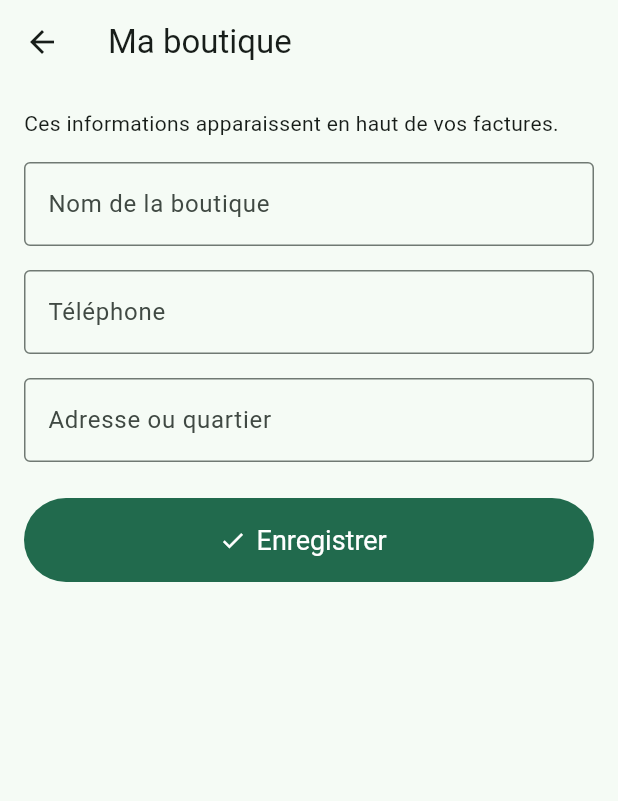
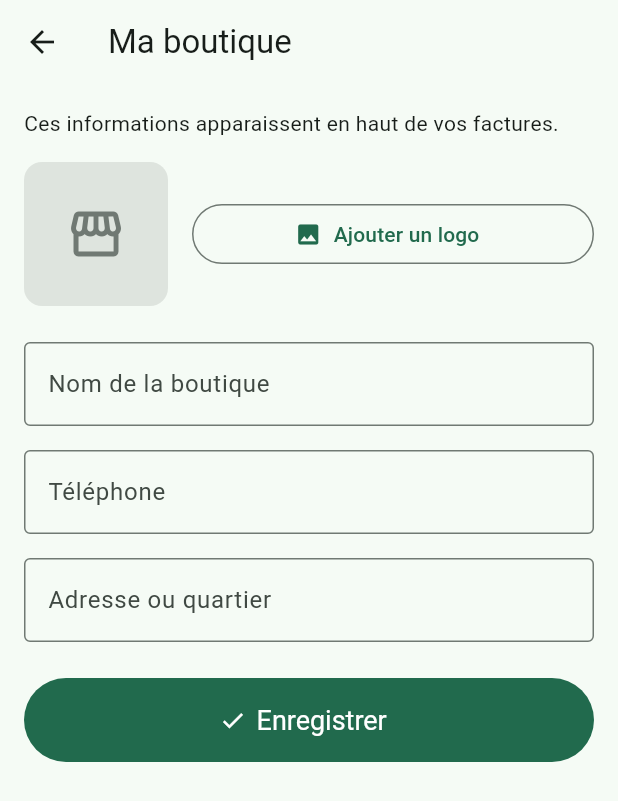
Before and after one commit to nouroumaiga16-bot/Mano, a Flutter app: the ShopScreen screen opened directly with empty values, on a phone screen of 412 x 824 dp. Shown: the top 801 px of the screen. Run offline on Flutter 3.47's test engine with Material 3 defaults, Android fonts, the phone set to English and light mode, and no system bars; our stand-ins replace drift, drift_flutter, image_picker, pdf, share_plus; accounts and stored records are empty; generated files the repository leaves out were written again; statements that could not run were skipped.

Commit message:
Logo de la boutique sur les factures
- « Ma boutique » : ajouter, changer ou retirer un logo (image réduite,
  gardée avec les réglages)
- Logo en haut de la facture PDF et de l'aperçu à l'écran

Co-Authored-By: Claude Opus 5.5 <noreply@anthropic.com>
Claude-Session: https://claude.ai/code/session_01NLZ4q39ZjLvNTYQ8bb4W5U

```diff
--- a/lib/data/database.dart
+++ b/lib/data/database.dart
@@ -1,3 +1,5 @@
+import 'dart:convert';
+
 import 'package:drift/drift.dart';
 import 'package:flutter/foundation.dart' show kIsWeb;
 import 'package:drift_flutter/drift_flutter.dart';
--- a/lib/data/sales_queries.dart
+++ b/lib/data/sales_queries.dart
@@ -16,11 +16,19 @@ class SaleLineInput {
 }
 
 class ShopInfo {
-  const ShopInfo({this.name = '', this.phone = '', this.address = ''});
+  const ShopInfo({
+    this.name = '',
+    this.phone = '',
+    this.address = '',
+    this.logo,
+  });
 
   final String name;
   final String phone;
   final String address;
+
+  /// Logo de la boutique (image réduite), affiché sur les factures.
+  final Uint8List? logo;
 
   bool get isEmpty => name.isEmpty && phone.isEmpty && address.isEmpty;
 }
@@ -169,6 +177,7 @@ extension SalesQueries on AppDatabase {
   static const _shopName = 'shop.name';
   static const _shopPhone = 'shop.phone';
   static const _shopAddress = 'shop.address';
+  static const _shopLogo = 'shop.logo';
 
   Stream<ShopInfo> watchShopInfo() {
     return select(settings).watch().map((rows) {
@@ -177,6 +186,10 @@ extension SalesQueries on AppDatabase {
         name: values[_shopName] ?? '',
         phone: values[_shopPhone] ?? '',
         address: values[_shopAddress] ?? '',
+        logo: switch (values[_shopLogo]) {
+          final encoded? => base64Decode(encoded),
+          null => null,
+        },
       );
     });
   }
@@ -192,6 +205,15 @@ extension SalesQueries on AppDatabase {
           SettingsCompanion.insert(key: entry.key, value: entry.value.trim()),
         );
       }
+      // Le logo est gardé en texte (base64) avec les autres réglages.
+      final logo = info.logo;
+      if (logo == null) {
+        await (delete(settings)..where((s) => s.key.equals(_shopLogo))).go();
+      } else {
+        await into(settings).insertOnConflictUpdate(
+          SettingsCompanion.insert(key: _shopLogo, value: base64Encode(logo)),
+        );
+      }
     });
   }
 }
--- a/lib/sales/sale_detail_screen.dart
+++ b/lib/sales/sale_detail_screen.dart
@@ -258,6 +258,14 @@ class _InvoicePreview extends StatelessWidget {
         child: Column(
           crossAxisAlignment: CrossAxisAlignment.stretch,
           children: [
+            if (data.shop.logo case final logo?)
+              Align(
+                alignment: Alignment.centerLeft,
+                child: Padding(
+                  padding: const EdgeInsets.only(bottom: 8),
+                  child: Image.memory(logo, height: 56, fit: BoxFit.contain),
+                ),
+              ),
             if (data.shop.name.isNotEmpty)
               Text(
                 data.shop.name,
--- a/lib/settings/shop_screen.dart
+++ b/lib/settings/shop_screen.dart
@@ -1,4 +1,6 @@
+import 'package:flutter/foundation.dart';
 import 'package:flutter/material.dart';
+import 'package:image_picker/image_picker.dart';
 
 import '../data/database.dart';
 
@@ -16,6 +18,7 @@ class _ShopScreenState extends State<ShopScreen> {
   final _name = TextEditingController();
   final _phone = TextEditingController();
   final _address = TextEditingController();
+  Uint8List? _logo;
   bool _loaded = false;
 
   @override
@@ -27,6 +30,7 @@ class _ShopScreenState extends State<ShopScreen> {
         _name.text = info.name;
         _phone.text = info.phone;
         _address.text = info.address;
+        _logo = info.logo;
         _loaded = true;
       });
     });
@@ -40,9 +44,32 @@ class _ShopScreenState extends State<ShopScreen> {
     super.dispose();
   }
 
+  Future<void> _pickLogo() async {
+    try {
+      final file = await ImagePicker().pickImage(
+        source: ImageSource.gallery,
+        maxWidth: 400,
+        maxHeight: 400,
+      );
+      if (file == null) return;
+      final bytes = await file.readAsBytes();
+      setState(() => _logo = bytes);
+    } catch (_) {
+      if (!mounted) return;
+      ScaffoldMessenger.of(context).showSnackBar(
+        const SnackBar(content: Text('Impossible d\'ouvrir vos photos')),
+      );
+    }
+  }
+
   Future<void> _save() async {
     await widget.database.saveShopInfo(
-      ShopInfo(name: _name.text, phone: _phone.text, address: _address.text),
+      ShopInfo(
+        name: _name.text,
+        phone: _phone.text,
+        address: _address.text,
+        logo: _logo,
+      ),
     );
     if (!mounted) return;
     ScaffoldMessenger.of(context)
@@ -63,6 +90,12 @@ class _ShopScreenState extends State<ShopScreen> {
                   'Ces informations apparaissent en haut de vos factures.',
                 ),
                 const SizedBox(height: 16),
+                _LogoPicker(
+                  logo: _logo,
+                  onPick: _pickLogo,
+                  onRemove: () => setState(() => _logo = null),
+                ),
+                const SizedBox(height: 24),
                 TextField(
                   controller: _name,
                   textCapitalization: TextCapitalization.words,
@@ -104,3 +137,58 @@ class _ShopScreenState extends State<ShopScreen> {
     );
   }
 }
+
+class _LogoPicker extends StatelessWidget {
+  const _LogoPicker({
+    required this.logo,
+    required this.onPick,
+    required this.onRemove,
+  });
+
+  final Uint8List? logo;
+  final VoidCallback onPick;
+  final VoidCallback onRemove;
+
+  @override
+  Widget build(BuildContext context) {
+    final colors = Theme.of(context).colorScheme;
+    final logo = this.logo;
+    return Row(
+      children: [
+        Container(
+          width: 96,
+          height: 96,
+          decoration: BoxDecoration(
+            color: colors.surfaceContainerHighest,
+            borderRadius: BorderRadius.circular(12),
+          ),
+          padding: const EdgeInsets.all(8),
+          child: logo != null
+              ? Image.memory(logo, fit: BoxFit.contain)
+              : Icon(Icons.storefront, size: 40, color: colors.outline),
+        ),
+        const SizedBox(width: 16),
+        Expanded(
+          child: Column(
+            crossAxisAlignment: CrossAxisAlignment.stretch,
+            children: [
+              OutlinedButton.icon(
+                onPressed: onPick,
+                icon: const Icon(Icons.image),
+                label: Text(
+                  logo == null ? 'Ajouter un logo' : 'Changer le logo',
+                ),
+              ),
+              if (logo != null)
+                TextButton.icon(
+                  onPressed: onRemove,
+                  icon: const Icon(Icons.delete_outline),
+                  label: const Text('Retirer le logo'),
+                ),
+            ],
+          ),
+        ),
+      ],
+    );
+  }
+}
```
Also changed, not shown: lib/sales/invoice_pdf.dart (+20 -0 lines), 2 other files.
